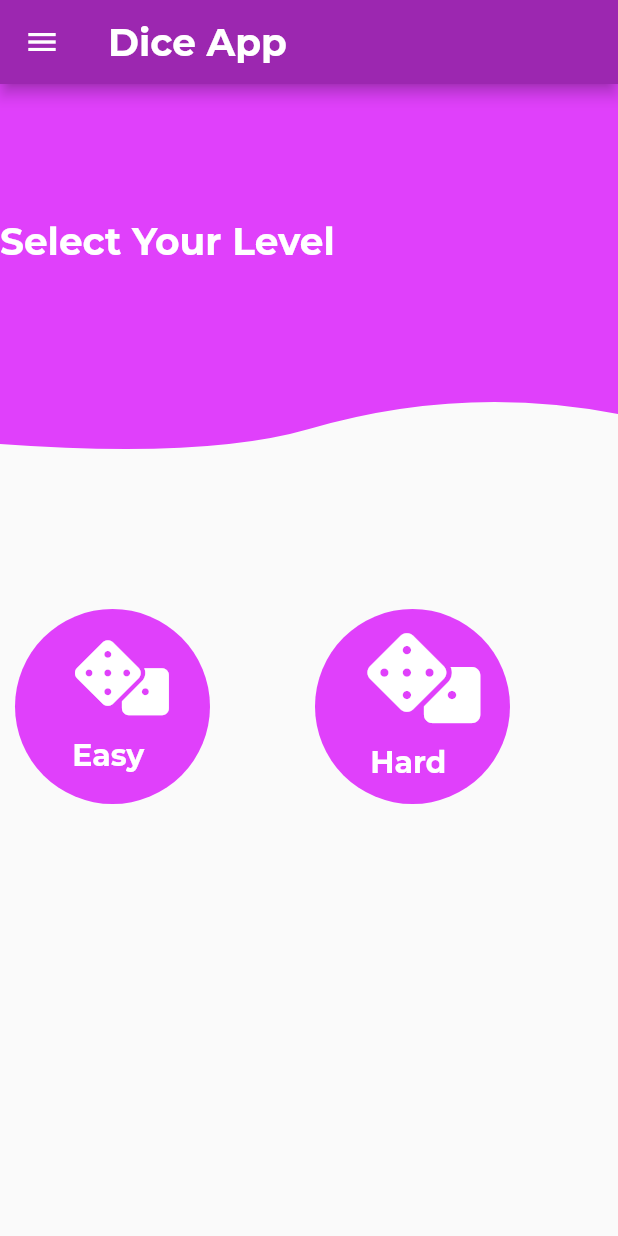
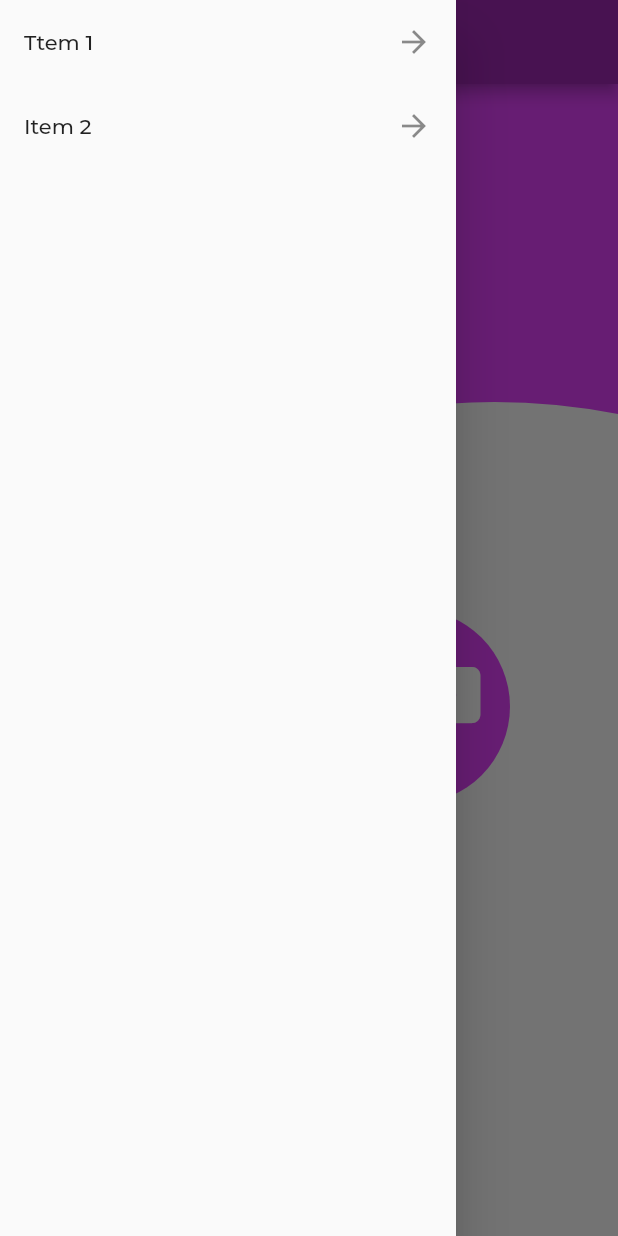
Before and after one commit to hasham827/secondsessional, a Flutter app: the screen it shows after launch, with the side drawer open (before the commit the screen has no drawer), on a phone screen of 412 x 824 dp. Run offline on Flutter 3.47's test engine with Material 2 defaults, Android fonts, the phone set to English and light mode, and no system bars; our stand-ins replace flutter_custom_clippers, font_awesome_flutter; project files that could hold a hidden picture were left out.

```diff
--- a/lib/home.dart
+++ b/lib/home.dart
@@ -11,14 +11,22 @@ class HomePage extends StatelessWidget {
     return Scaffold(
         appBar: AppBar( backgroundColor: Colors.purple,
           title: Text('Dice App',style: TextStyle(fontSize:25, color: Colors.white, fontWeight:FontWeight.bold)),
-            leading: GestureDetector(
-                onTap: () {
-               },
-                child: Icon(
-                  Icons.menu,  // add custom icons also
-                )
-            )
         ),
+        drawer: Drawer(
+          child: ListView(
+            children: <Widget>[
+              ListTile(
+                title: Text("Ttem 1"),
+                trailing: Icon(Icons.arrow_forward),
+              ),
+              ListTile(
+                title: Text("Item 2"),
+                trailing: Icon(Icons.arrow_forward),
+              ),
+            ],
+          ),
+        ),
+
         body: Stack(
           children: <Widget>[
             ClipPath(
@@ -48,7 +56,7 @@ class HomePage extends StatelessWidget {
                 child: FlatButton(
                   onPressed: () => {
                     Navigator.of(context).pushReplacement(MaterialPageRoute(
-                      builder: (context) => HomePage1(),
+                      builder: (context) => HomePage3(),
                     )
                     ),
                   },
```
